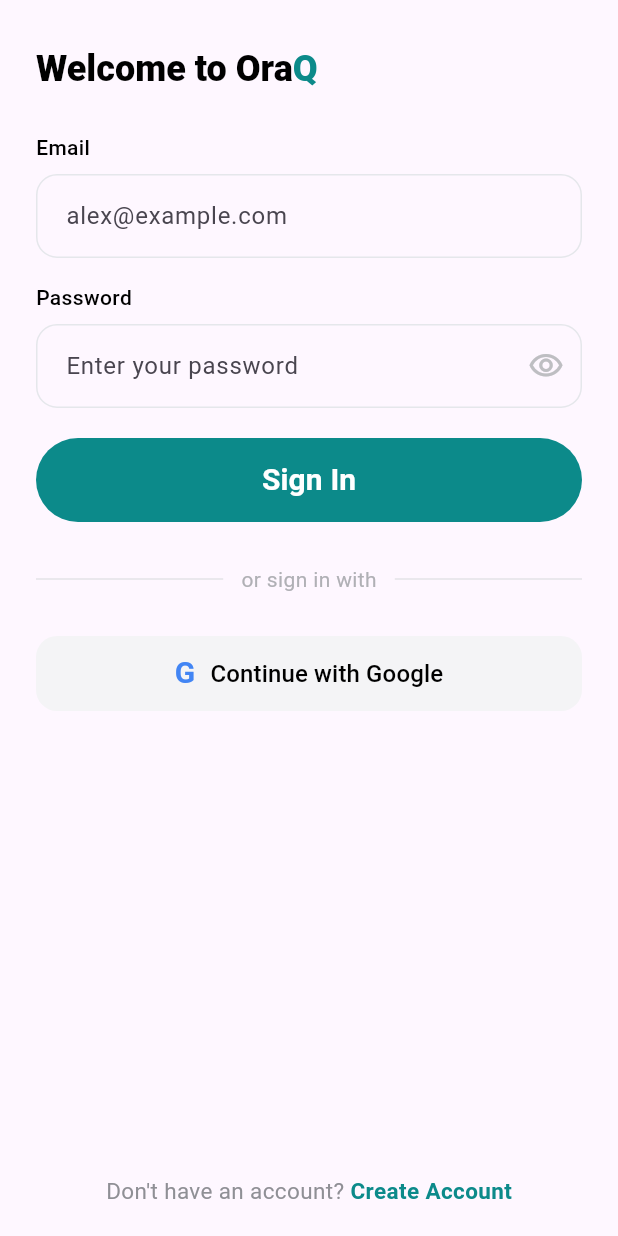
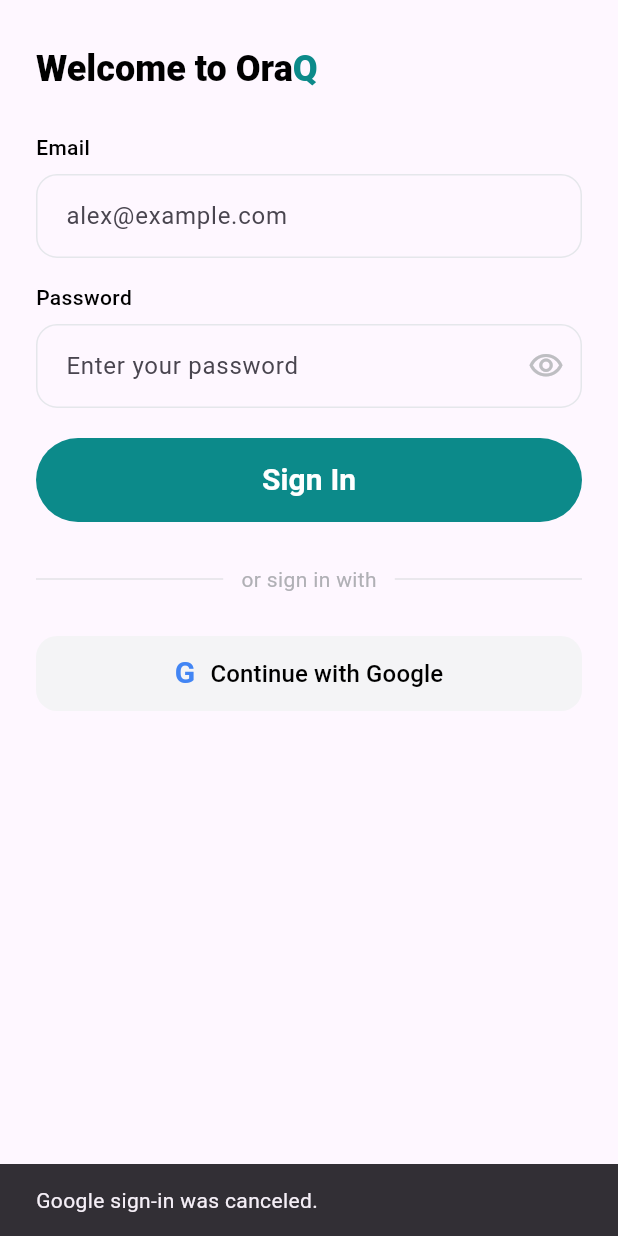
Before and after one commit to sbae56-art/likelion, a Flutter app: the screen it shows after launch, after a tap on an icon or button, on a phone screen of 412 x 824 dp. Run offline on Flutter 3.47's test engine with Material 3 defaults, Android fonts, the phone set to English and light mode, and no system bars; our stand-ins replace google_sign_in, image_picker, shared_preferences; missing offline and left inert: google_sign_in_web; network calls fail.

Commit message:
Add Google sign-in flow.
Wire the auth screens to Google Sign-In, support web-specific button rendering, and rebuild the web assets so the deployed app includes the new login path.

Made-with: Cursor

```diff
--- a/oral_health_ai/lib/screens/auth/sign_in_screen.dart
+++ b/oral_health_ai/lib/screens/auth/sign_in_screen.dart
@@ -2,8 +2,8 @@ import 'package:flutter/material.dart';
 import '../../services/auth_service.dart';
 import '../../widgets/auth/auth_divider_text.dart';
 import '../../widgets/auth/auth_input_field.dart';
+import '../../widgets/auth/google_sign_in_button.dart';
 import '../../widgets/auth/auth_primary_button.dart';
-import '../../widgets/auth/auth_social_button.dart';
 import '../home_screen.dart';
 import 'sign_up_screen.dart';
 
@@ -144,9 +144,16 @@ class _SignInScreenState extends State<SignInScreen> {
               const SizedBox(height: 28),
               const AuthDividerText(text: 'or sign in with'),
               const SizedBox(height: 28),
-              AuthSocialButton(
-                text: 'Continue with Google',
-                onPressed: () {},
+              GoogleSignInButton(
+                onSuccess: () {
+                  ScaffoldMessenger.of(context).showSnackBar(
+                    const SnackBar(content: Text('Google 로그인 성공')),
+                  );
+                  Navigator.pushReplacement(
+                    context,
+                    MaterialPageRoute(builder: (_) => const HomeScreen()),
+                  );
+                },
               ),
               const Spacer(),
               Row(
--- a/oral_health_ai/lib/screens/camera_screen.dart
+++ b/oral_health_ai/lib/screens/camera_screen.dart
@@ -86,7 +86,7 @@ class CameraScreen extends StatelessWidget {
                     child: Text(
                       'Position your mouth within the guide',
                       style: TextStyle(
-                        color: Colors.white.withOpacity(0.42),
+                        color: Colors.white.withValues(alpha: 0.42),
                         fontSize: 14,
                         fontWeight: FontWeight.w400,
                       ),
@@ -142,7 +142,7 @@ class CameraScreen extends StatelessWidget {
                     height: 32,
                     decoration: BoxDecoration(
                       border: Border.all(
-                        color: Colors.white.withOpacity(0.65),
+                        color: Colors.white.withValues(alpha: 0.65),
                         width: 1.2,
                       ),
                       borderRadius: BorderRadius.circular(7),
--- a/oral_health_ai/lib/screens/result_detail_screen.dart
+++ b/oral_health_ai/lib/screens/result_detail_screen.dart
@@ -184,7 +184,7 @@ class ResultDetailScreen extends StatelessWidget {
                         color: _badgeBackground,
                         borderRadius: BorderRadius.circular(16),
                         border: Border.all(
-                          color: _accentColor.withOpacity(0.2),
+                          color: _accentColor.withValues(alpha: 0.2),
                         ),
                       ),
                       child: Row(
--- a/oral_health_ai/lib/services/auth_service.dart
+++ b/oral_health_ai/lib/services/auth_service.dart
@@ -1,9 +1,16 @@
 import 'dart:convert';
 import 'package:flutter/foundation.dart';
+import 'package:google_sign_in/google_sign_in.dart';
 import 'package:http/http.dart' as http;
 import 'package:shared_preferences/shared_preferences.dart';
 
 class AuthService {
+  static const String googleClientId =
+      '360152998799-iud4ufqjuqb5ak9jjl44dl4pm8iki0je.apps.googleusercontent.com';
+
+  static final GoogleSignIn googleSignIn = GoogleSignIn.instance;
+  static Future<void>? _googleInitialization;
+
   static String get baseUrl {
     if (kIsWeb) {
       return 'https://jyun45-oraq-backend.hf.space';
@@ -20,6 +27,12 @@ class AuthService {
       case TargetPlatform.fuchsia:
         return 'http://127.0.0.1:8000';
     }
+  }
+
+  static Future<void> initializeGoogleSignIn() {
+    return _googleInitialization ??= googleSignIn.initialize(
+      clientId: googleClientId,
+    );
   }
 
   static Future<Map<String, dynamic>> signup({
@@ -109,6 +122,92 @@ class AuthService {
     };
   }
 
+  static Future<Map<String, dynamic>> loginWithGoogle() async {
+    try {
+      await initializeGoogleSignIn();
+
+      if (!googleSignIn.supportsAuthenticate()) {
+        return {
+          'success': false,
+          'message': 'Google login on web uses the Google-provided button.',
+        };
+      }
+
+      final GoogleSignInAccount user = await googleSignIn.authenticate();
+      return loginWithGoogleAccount(user);
+    } on GoogleSignInException catch (error) {
+      return {
+        'success': false,
+        'message': _googleSignInErrorMessage(error),
+      };
+    } catch (error) {
+      return {
+        'success': false,
+        'message': 'Google login failed: $error',
+      };
+    }
+  }
+
+  static Future<Map<String, dynamic>> loginWithGoogleAccount(
+    GoogleSignInAccount user,
+  ) async {
+    final String? idToken = user.authentication.idToken;
+    if (idToken == null || idToken.isEmpty) {
+      return {
+        'success': false,
+        'message': 'Google ID token was not returned.',
+      };
+    }
+
+    final response = await http.post(
+      Uri.parse('$baseUrl/auth/google/mobile'),
+      headers: {
+        'Content-Type': 'application/json',
+        'accept': 'application/json',
+      },
+      body: jsonEncode({
+        'id_token': idToken,
+        'email': user.email,
+        'display_name': user.displayName,
+      }),
+    );
+
+    if (response.statusCode == 200) {
+      final body = jsonDecode(response.body);
+      final prefs = await SharedPreferences.getInstance();
+      await prefs.setString('access_token', body['access_token']);
+      await prefs.setString('token_type', body['token_type']);
+
+      return {
+        'success': true,
+        'data': body,
+      };
+    }
+
+    String message = 'Google login failed';
+    try {
+      final body = jsonDecode(response.body);
+      message = body['detail']?.toString() ?? message;
+    } catch (_) {
+      message = response.body.isNotEmpty ? response.body : message;
+    }
+
+    return {
+      'success': false,
+      'message': message,
+      'statusCode': response.statusCode,
+    };
+  }
+
+  static String _googleSignInErrorMessage(GoogleSignInException error) {
+    switch (error.code) {
+      case GoogleSignInExceptionCode.canceled:
+        return 'Google sign-in was canceled.';
+      default:
+        return error.description ?? 'Google sign-in failed.';
+    }
+  }
+
   static Future<String?> getToken() async {
     final prefs = await SharedPreferences.getInstance();
     return prefs.getString('access_token');
@@ -118,5 +217,11 @@ class AuthService {
     final prefs = await SharedPreferences.getInstance();
     await prefs.remove('access_token');
     await prefs.remove('token_type');
+
+    try {
+      await googleSignIn.signOut();
+    } catch (_) {
+      // Ignore Google sign-out failures so local logout still succeeds.
+    }
   }
 }
--- a/oral_health_ai/lib/widgets/auth/auth_social_button.dart
+++ b/oral_health_ai/lib/widgets/auth/auth_social_button.dart
@@ -26,7 +26,7 @@ class AuthSocialButton extends StatelessWidget {
         ),
         child: Row(
           mainAxisAlignment: MainAxisAlignment.center,
-          children: const [
+          children: [
             Text(
               'G',
               style: TextStyle(
@@ -37,8 +37,8 @@ class AuthSocialButton extends StatelessWidget {
             ),
             SizedBox(width: 10),
             Text(
-              'Continue with Google',
-              style: TextStyle(
+              text,
+              style: const TextStyle(
                 color: Colors.black,
                 fontSize: 16,
                 fontWeight: FontWeight.w500,
--- /dev/null
+++ b/oral_health_ai/lib/widgets/auth/google_sign_in_button.dart
@@ -0,0 +1,197 @@
+import 'dart:async';
+
+import 'package:flutter/foundation.dart';
+import 'package:flutter/material.dart';
+import 'package:google_sign_in/google_sign_in.dart';
+
+import '../../services/auth_service.dart';
+import 'auth_social_button.dart';
+import 'google_web_wrapper.dart';
+
+class GoogleSignInButton extends StatefulWidget {
+  final VoidCallback onSuccess;
+
+  const GoogleSignInButton({
+    super.key,
+    required this.onSuccess,
+  });
+
+  @override
+  State<GoogleSignInButton> createState() => _GoogleSignInButtonState();
+}
+
+class _GoogleSignInButtonState extends State<GoogleSignInButton> {
+  StreamSubscription<GoogleSignInAuthenticationEvent>? _authSubscription;
+  bool _isLoading = false;
+  bool _isInitialized = false;
+  bool _isHandlingWebEvent = false;
+  String? _initializationError;
+
+  bool get _usesWebRenderedButton =>
+      kIsWeb && !AuthService.googleSignIn.supportsAuthenticate();
+
+  @override
+  void initState() {
+    super.initState();
+    _initialize();
+  }
+
+  Future<void> _initialize() async {
+    try {
+      await AuthService.initializeGoogleSignIn();
+
+      if (_usesWebRenderedButton) {
+        _authSubscription = AuthService.googleSignIn.authenticationEvents.listen(
+          (event) {
+            if (event is GoogleSignInAuthenticationEventSignIn) {
+              _handleWebGoogleLogin(event.user);
+            }
+          },
+          onError: (Object error) {
+            _showMessage(_googleErrorMessage(error));
+          },
+        );
+      }
+
+      if (!mounted) {
+        return;
+      }
+
+      setState(() {
+        _isInitialized = true;
+      });
+    } catch (error) {
+      if (!mounted) {
+        return;
+      }
+
+      setState(() {
+        _initializationError = 'Google login initialization failed.';
+      });
+      _showMessage('$error');
+    }
+  }
+
+  Future<void> _handleMobileOrDesktopGoogleLogin() async {
+    setState(() {
+      _isLoading = true;
+    });
+
+    final result = await AuthService.loginWithGoogle();
+    if (!mounted) {
+      return;
+    }
+
+    setState(() {
+      _isLoading = false;
+    });
+
+    if (result['success'] == true) {
+      widget.onSuccess();
+      return;
+    }
+
+    _showMessage(result['message']?.toString() ?? 'Google login failed.');
+  }
+
+  Future<void> _handleWebGoogleLogin(GoogleSignInAccount user) async {
+    if (_isHandlingWebEvent) {
+      return;
+    }
+
+    _isHandlingWebEvent = true;
+    setState(() {
+      _isLoading = true;
+    });
+
+    final result = await AuthService.loginWithGoogleAccount(user);
+    if (!mounted) {
+      return;
+    }
+
+    _isHandlingWebEvent = false;
+    setState(() {
+      _isLoading = false;
+    });
+
+    if (result['success'] == true) {
+      widget.onSuccess();
+      return;
+    }
+
+    _showMessage(result['message']?.toString() ?? 'Google login failed.');
+  }
+
+  String _googleErrorMessage(Object error) {
+    if (error is GoogleSignInException) {
+      switch (error.code) {
+        case GoogleSignInExceptionCode.canceled:
+          return 'Google sign-in was canceled.';
+        default:
+          return error.description ?? 'Google sign-in failed.';
+      }
+    }
+
+    return error.toString();
+  }
+
+  void _showMessage(String message) {
+    if (!mounted) {
+      return;
+    }
+
+    ScaffoldMessenger.of(context).showSnackBar(
+      SnackBar(content: Text(message)),
+    );
+  }
+
+  @override
+  void dispose() {
+    _authSubscription?.cancel();
+    super.dispose();
+  }
+
+  @override
+  Widget build(BuildContext context) {
+    if (_initializationError != null) {
+      return AuthSocialButton(
+        text: 'Google login unavailable',
+        onPressed: () {
+          _showMessage(_initializationError!);
+        },
+      );
+    }
+
+    if (!_isInitialized) {
+      return const SizedBox(
+        height: 50,
+        child: Center(
+          child: CircularProgressIndicator(
+            color: Color(0xFF0C8A8A),
+          ),
+        ),
+      );
+    }
+
+    if (_usesWebRenderedButton) {
+      return Column(
+        children: [
+          renderGoogleButton(),
+          if (_isLoading) ...[
+            const SizedBox(height: 12),
+            const SizedBox(
+              height: 18,
+              width: 18,
+              child: CircularProgressIndicator(strokeWidth: 2),
+            ),
+          ],
+        ],
+      );
+    }
+
+    return AuthSocialButton(
+      text: _isLoading ? 'Signing In...' : 'Continue with Google',
+      onPressed: _isLoading ? () {} : _handleMobileOrDesktopGoogleLogin,
+    );
+  }
+}
--- /dev/null
+++ b/oral_health_ai/lib/widgets/auth/google_web_wrapper.dart
@@ -0,0 +1,2 @@
+export 'google_web_wrapper_stub.dart'
+    if (dart.library.js_util) 'google_web_wrapper_web.dart';
--- /dev/null
+++ b/oral_health_ai/lib/widgets/auth/google_web_wrapper_stub.dart
@@ -0,0 +1,5 @@
+import 'package:flutter/material.dart';
+
+Widget renderGoogleButton() {
+  throw StateError('Google web button is only available on web.');
+}
--- /dev/null
+++ b/oral_health_ai/lib/widgets/auth/google_web_wrapper_web.dart
@@ -0,0 +1,13 @@
+import 'package:flutter/material.dart';
+import 'package:google_sign_in_web/web_only.dart' as google_web;
+
+Widget renderGoogleButton() {
+  return google_web.renderButton(
+    configuration: google_web.GSIButtonConfiguration(
+      theme: google_web.GSIButtonTheme.outline,
+      size: google_web.GSIButtonSize.large,
+      text: google_web.GSIButtonText.continueWith,
+      shape: google_web.GSIButtonShape.pill,
+    ),
+  );
+}
--- a/oral_health_ai/pubspec.yaml
+++ b/oral_health_ai/pubspec.yaml
@@ -34,6 +34,8 @@ dependencies:
   image_picker: ^1.0.7
   http: ^1.2.0
   shared_preferences: ^2.2.3
+  google_sign_in: ^7.2.0
+  google_sign_in_web: ^1.1.3
 
 dev_dependencies:
   flutter_test:
```
Also changed, not shown: oral_health_ai/lib/screens/auth/sign_up_screen.dart (+13 -4 lines), oral_health_ai/pubspec.lock, 4 other files.
